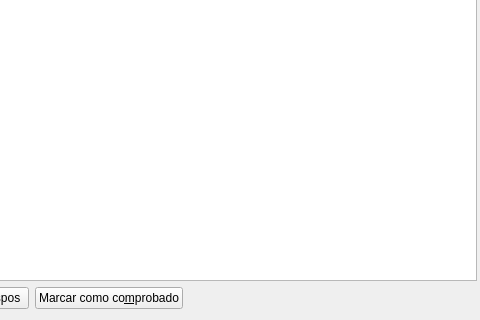
The window that gui/dlgdiocesis.ui (rogorido/qtpredicadores) describes before a commit, drawn with Qt 5; both pictures show x 148 to 628 and y 117 to 437 of the 745 by 437 pixel window.
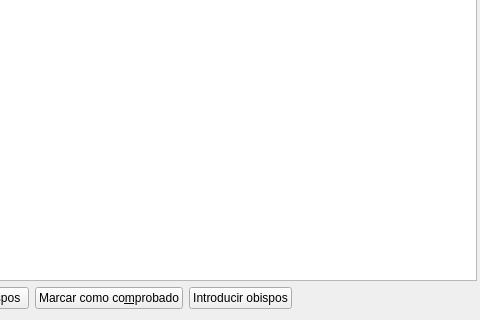
The same window after the commit.

Commit message: Ver diócesis de una persona desde el form Seleccionar

The edit to the form file:
```diff
--- a/gui/dlgdiocesis.ui
+++ b/gui/dlgdiocesis.ui
@@ -82,6 +82,13 @@
        </property>
       </widget>
      </item>
+     <item>
+      <widget class="QPushButton" name="pbIntroducirObispos">
+       <property name="text">
+        <string>Introducir obispos</string>
+       </property>
+      </widget>
+     </item>
      <item>
       <spacer name="horizontalSpacer">
        <property name="orientation">
```
The commit also changes 6 other files.
